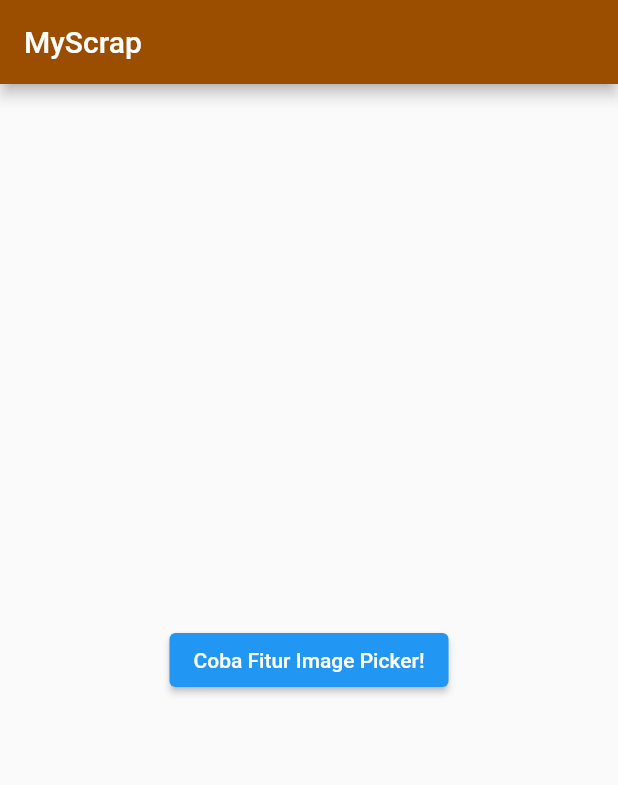
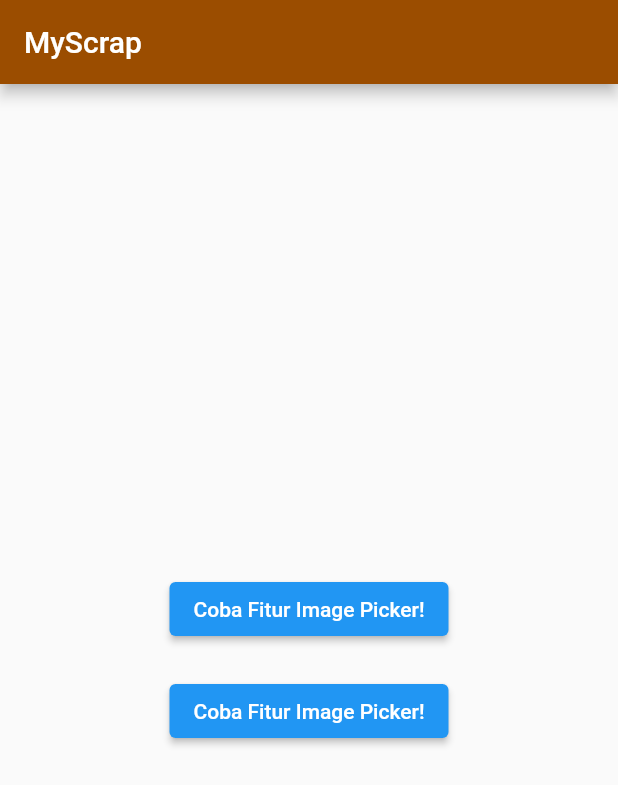
Before and after one commit to charlesbintang/flutter_rootproject, a Flutter app: the screen it shows after launch, on a phone screen of 412 x 824 dp. Shown: the top 785 px of the screen. Run offline on Flutter 3.47's test engine with Material 2 defaults, Android fonts, the phone set to English and light mode, and no system bars; our stand-ins replace image_picker, video_player.

Commit message:
move to file

```diff
--- /dev/null
+++ b/lib/child_class/coba_image_picker.dart
@@ -0,0 +1,35 @@
+// Copyright 2013 The Flutter Authors. All rights reserved.
+// Use of this source code is governed by a BSD-style license that can be
+// found in the LICENSE file.
+
+import 'package:flutter/material.dart';
+import 'package:flutter_rootproject/feature_image_picker/my_home_page.dart';
+
+class CobaImagePicker extends StatelessWidget {
+  const CobaImagePicker({
+    super.key,
+  });
+
+  @override
+  Widget build(BuildContext context) {
+    return Container(
+      margin: const EdgeInsets.all(10),
+      child: ElevatedButton(
+        // To styling button
+        // style: ButtonStyle(
+        //     foregroundColor: MaterialStateProperty.resolveWith(
+        //         (states) => Colors.white),
+        //     backgroundColor: MaterialStateProperty.resolveWith(
+        //         (states) => Colors.amber)),
+        child: const Text("Coba Fitur Image Picker!"),
+        onPressed: () {
+          Navigator.of(context).push(
+            MaterialPageRoute(
+              builder: (context) => const MyHomePage(title: "Image Picker"),
+            ),
+          );
+        },
+      ),
+    );
+  }
+}
--- /dev/null
+++ b/lib/child_class/coba_save_to_gallery.dart
@@ -0,0 +1,35 @@
+// Copyright 2013 The Flutter Authors. All rights reserved.
+// Use of this source code is governed by a BSD-style license that can be
+// found in the LICENSE file.
+
+import 'package:flutter/material.dart';
+import 'package:flutter_rootproject/feature_image_picker/my_home_page.dart';
+
+class CobaSaveToGallery extends StatelessWidget {
+  const CobaSaveToGallery({
+    super.key,
+  });
+
+  @override
+  Widget build(BuildContext context) {
+    return Container(
+      margin: const EdgeInsets.all(10),
+      child: ElevatedButton(
+        // To styling button
+        // style: ButtonStyle(
+        //     foregroundColor: MaterialStateProperty.resolveWith(
+        //         (states) => Colors.white),
+        //     backgroundColor: MaterialStateProperty.resolveWith(
+        //         (states) => Colors.amber)),
+        child: const Text("Coba Fitur Image Picker!"),
+        onPressed: () {
+          Navigator.of(context).push(
+            MaterialPageRoute(
+              builder: (context) => const MyHomePage(title: "Image Picker"),
+            ),
+          );
+        },
+      ),
+    );
+  }
+}
--- a/lib/main.dart
+++ b/lib/main.dart
@@ -5,7 +5,8 @@
 // ignore_for_file: public_member_api_docs
 
 import 'package:flutter/material.dart';
-import 'package:flutter_rootproject/feature_image_picker/my_home_page.dart';
+import 'package:flutter_rootproject/child_class/coba_image_picker.dart';
+import 'package:flutter_rootproject/child_class/coba_save_to_gallery.dart';
 
 void main() {
   runApp(const MyApp());
@@ -39,30 +40,12 @@ class _MyScrapState extends State<MyScrap> {
         title: const Text("MyScrap"),
         backgroundColor: const Color.fromARGB(255, 155, 77, 0),
       ),
-      body: Center(
+      body: const Center(
         child: Column(
           mainAxisAlignment: MainAxisAlignment.center,
           children: <Widget>[
-            Container(
-              margin: const EdgeInsets.all(10),
-              child: ElevatedButton(
-                // To styling button
-                // style: ButtonStyle(
-                //     foregroundColor: MaterialStateProperty.resolveWith(
-                //         (states) => Colors.white),
-                //     backgroundColor: MaterialStateProperty.resolveWith(
-                //         (states) => Colors.amber)),
-                child: const Text("Coba Fitur Image Picker!"),
-                onPressed: () {
-                  Navigator.of(context).push(
-                    MaterialPageRoute(
-                      builder: (context) =>
-                          const MyHomePage(title: "Image Picker"),
-                    ),
-                  );
-                },
-              ),
-            ),
+            CobaImagePicker(),
+            CobaSaveToGallery(),
           ],
         ),
       ),
```
